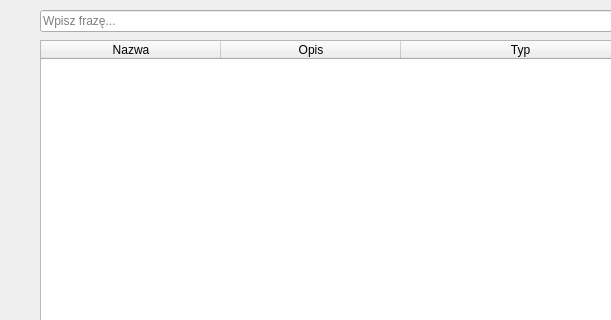
This is mainwindow.ui in KFugler/ProjektPk4 as Qt 5 draws it before an edit; both pictures show x 0 to 611 and y 0 to 320 of the 809 by 606 pixel window. The edited form follows.
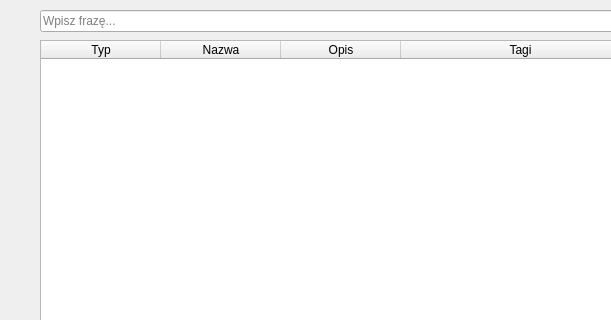
This is the edited form.

Diff of the .ui file:
```diff
--- a/mainwindow.ui
+++ b/mainwindow.ui
@@ -42,13 +42,13 @@
      <bool>true</bool>
     </property>
     <property name="columnCount">
-     <number>3</number>
+     <number>4</number>
     </property>
     <attribute name="horizontalHeaderMinimumSectionSize">
      <number>20</number>
     </attribute>
     <attribute name="horizontalHeaderDefaultSectionSize">
-     <number>180</number>
+     <number>120</number>
     </attribute>
     <attribute name="horizontalHeaderHighlightSections">
      <bool>false</bool>
@@ -56,16 +56,6 @@
     <attribute name="horizontalHeaderStretchLastSection">
      <bool>true</bool>
     </attribute>
-    <column>
-     <property name="text">
-      <string>Nazwa</string>
-     </property>
-    </column>
-    <column>
-     <property name="text">
-      <string>Opis</string>
-     </property>
-    </column>
     <column>
      <property name="text">
       <string>Typ</string>
@@ -74,6 +64,21 @@
       <set>AlignCenter</set>
      </property>
     </column>
+    <column>
+     <property name="text">
+      <string>Nazwa</string>
+     </property>
+    </column>
+    <column>
+     <property name="text">
+      <string>Opis</string>
+     </property>
+    </column>
+    <column>
+     <property name="text">
+      <string>Tagi</string>
+     </property>
+    </column>
    </widget>
    <widget class="QWidget" name="verticalLayoutWidget">
     <property name="geometry">
```
